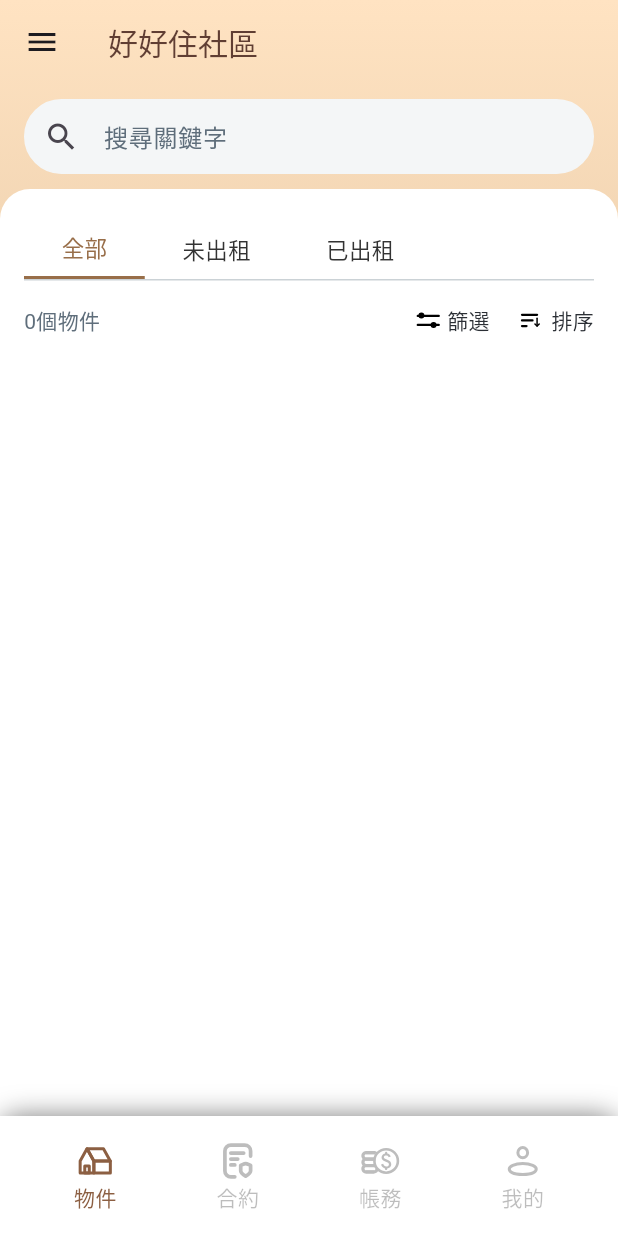
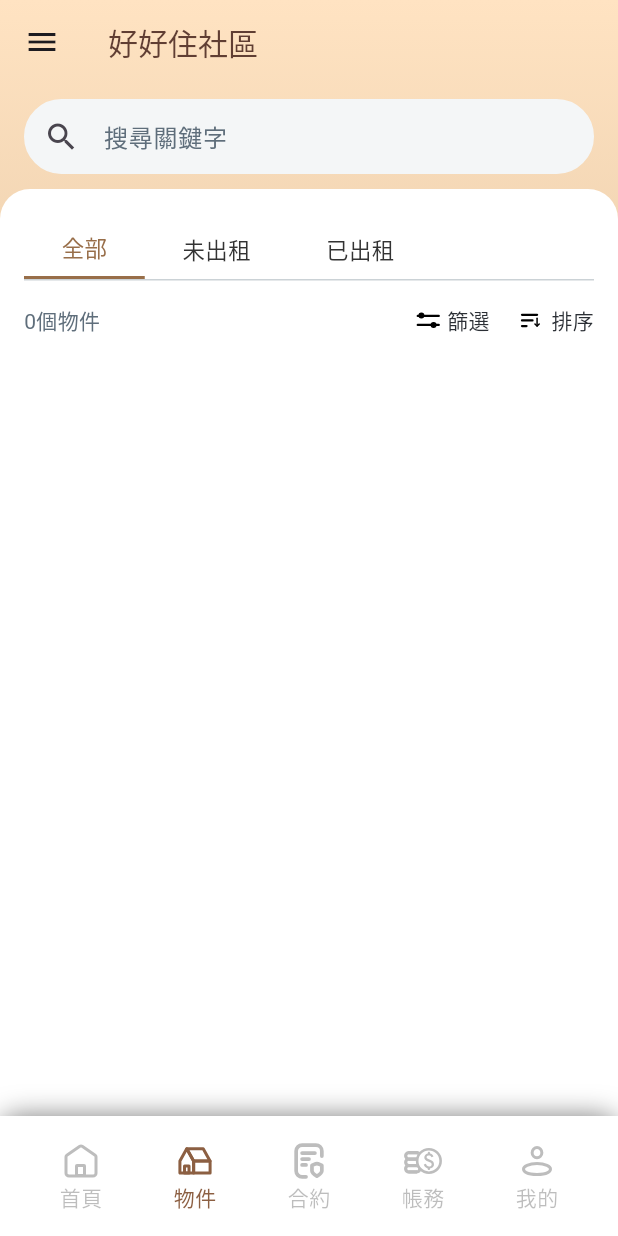
Before and after one commit to datapkt-dev/mylo-app, a Flutter app: the IndexFrame screen opened directly, on a phone screen of 412 x 824 dp. Run offline on Flutter 3.47's test engine with Material 3 defaults, Android fonts, the phone set to English and light mode, and no system bars; our stand-ins replace fl_chart, flutter_secure_storage, flutter_svg, fluttertoast, gap, image_picker and 3 more; missing offline and left inert: syncfusion_flutter_pdfviewer; accounts and stored records are empty; network calls fail; Roboto replaces fonts that are missing (PingFang SC, PingFang TC); project files that could hold a hidden picture were left out.

Commit message:
[edit] index_frame.dart

```diff
--- a/lib/modules/index_frame.dart
+++ b/lib/modules/index_frame.dart
@@ -5,6 +5,7 @@ import 'package:mylo/modules/index_contract/index_contract.dart';
 import 'package:mylo/modules/index_profile/index_profile.dart';
 import 'package:mylo/modules/index_property/index_property.dart';
 import 'data/api.dart';
+import 'index_page/index_page.dart';
 
 class IndexFrame extends StatefulWidget {
   const IndexFrame({super.key});
@@ -230,11 +231,11 @@ class _PageFrameState extends State<IndexFrame> {
           child: Row(
             mainAxisAlignment: MainAxisAlignment.spaceAround,
             children: [
-              // _buildBottomNavigationBarItem(
-              //   0,
-              //   'assets/icons/frame/index.svg',
-              //   '首頁',
-              // ),
+              _buildBottomNavigationBarItem(
+                0,
+                'assets/icons/frame/index.svg',
+                '首頁',
+              ),
               _buildBottomNavigationBarItem(
                 1,
                 'assets/icons/frame/property.svg',
@@ -399,11 +400,8 @@ class _PageFrameState extends State<IndexFrame> {
 
   Widget _buildContent() {
     switch (selectedIndex) {
-      // case 0:
-      //   return IndexPage();
-        // return Center(
-        //   child: Text('尚未開放'),
-        // );
+      case 0:
+        return IndexPage();
       case 1:
         return IndexPropertyPage();
       case 2:
```
